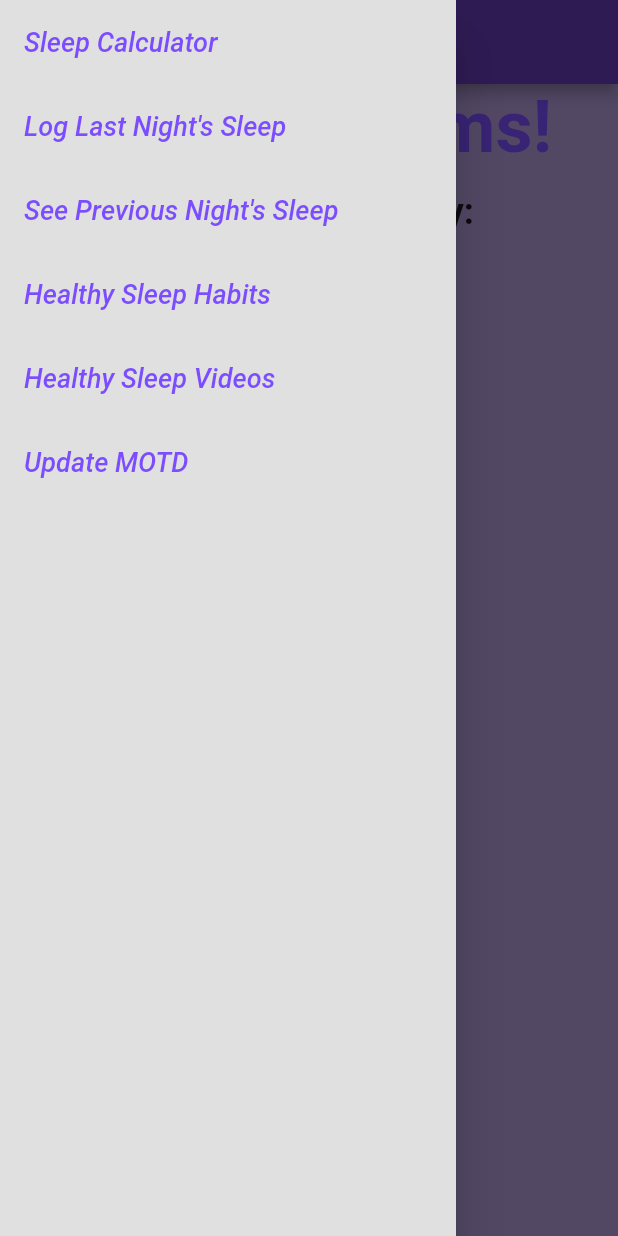
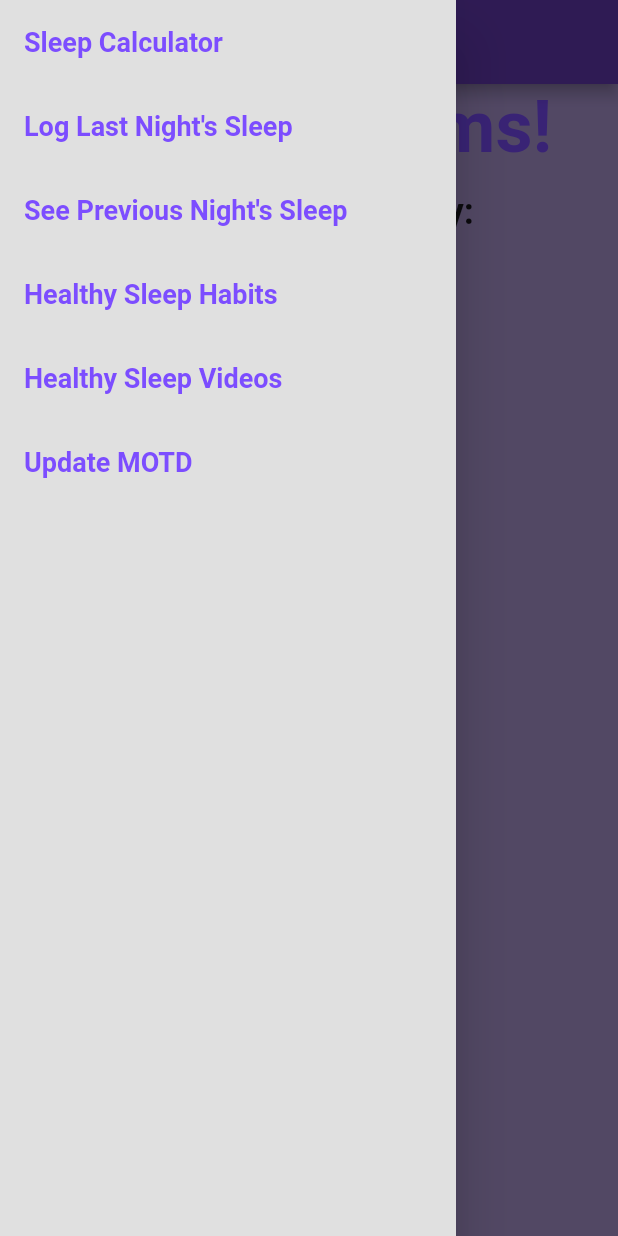
Before and after one commit to jakelang01/SweetDreams, a Flutter app: the screen it shows after launch, with the side drawer open, on a phone screen of 412 x 824 dp. Run offline on Flutter 3.47's test engine with Material 2 defaults, Android fonts, the phone set to English and light mode, and no system bars; our stand-ins replace cloud_firestore, firebase_core, flutter_rating_bar, shared_preferences, youtube_player_flutter; accounts and stored records are empty.

Commit message:
Home page UI tweaks

```diff
--- a/lib/main.dart
+++ b/lib/main.dart
@@ -44,7 +44,7 @@ class _MyHomePageState extends State<MyHomePage> {
       ),
       backgroundColor: Theme.of(context).backgroundColor,
       body: Center(
-          child: Column(
+          child: ListView(
             children: <Widget>[
               Text("Sweet Dreams!",
                 style: Theme
@@ -189,6 +189,11 @@ class MyApp extends StatelessWidget {
                     fontStyle: FontStyle.italic,
                     color: Colors.black45,
                   ),
+                  button: TextStyle(
+                    fontSize: 18.0,
+                    fontWeight: FontWeight.bold,
+                    color: Colors.deepPurpleAccent,
+                  ),
                 ),
               ),
               darkTheme: ThemeData(
@@ -196,7 +201,7 @@ class MyApp extends StatelessWidget {
                     primarySwatch: Colors.deepPurple
                 ),
                 backgroundColor: Colors.white10,
-                canvasColor: Colors.grey.shade300,
+                canvasColor: Colors.grey.shade900,
                 accentColor: Colors.deepPurpleAccent,
 
                 fontFamily: 'Roboto',
@@ -220,6 +225,11 @@ class MyApp extends StatelessWidget {
                     fontSize: 18.0,
                     fontStyle: FontStyle.italic,
                     color: Colors.white60,
+                  ),
+                  button: TextStyle(
+                    fontSize: 18.0,
+                    fontWeight: FontWeight.bold,
+                    color: Colors.deepPurpleAccent,
                   ),
                 ),
               ),
@@ -314,42 +324,51 @@ class HamburgerDir extends StatelessWidget {
     return Drawer(
       child: ListView(
         children: [
-          ListTile(title: Text('Sleep Calculator'), onTap: (){
+          ListTile(
+              title: Text('Sleep Calculator',
+              style: Theme.of(context).textTheme.button
+              ),
+              onTap: (){
             Navigator.of(context).push(
                 MaterialPageRoute(
                     builder: (BuildContext context) {
                       return SplashScreen();
                     }));
           }),
-          ListTile(title: Text('Log Last Night\'s Sleep'), onTap: (){
+          ListTile(title: Text('Log Last Night\'s Sleep', style: Theme.of(context).textTheme.button),
+              onTap: (){
             Navigator.of(context).push(
                 MaterialPageRoute(
                     builder: (BuildContext context) {
                       return InputScreen();
                     }));
           }),
-          ListTile(title: Text('See Previous Night\'s Sleep'), onTap: (){
+          ListTile(title: Text('See Previous Night\'s Sleep', style: Theme.of(context).textTheme.button),
+              onTap: (){
             Navigator.of(context).push(
                 MaterialPageRoute(
                     builder: (BuildContext context) {
                       return OutputScreen();
                     }));
           }),
-          ListTile(title: Text('Healthy Sleep Habits'), onTap: (){
+          ListTile(title: Text('Healthy Sleep Habits', style: Theme.of(context).textTheme.button),
+              onTap: (){
             Navigator.of(context).push(
                 MaterialPageRoute(
                     builder: (BuildContext context) {
                       return HealthyHabitsScreen();
                     }));
           }),
-          ListTile(title: Text('Healthy Sleep Videos'), onTap: (){
+          ListTile(title: Text('Healthy Sleep Videos', style: Theme.of(context).textTheme.button),
+              onTap: (){
             Navigator.of(context).push(
                 MaterialPageRoute(
                     builder: (BuildContext context) {
                       return SleepVideosPage(title: 'videos', key: Key("videos"));
                     }));
           }),
-          ListTile(title: Text('Update MOTD'), onTap: (){
+          ListTile(title: Text('Update MOTD', style: Theme.of(context).textTheme.button),
+              onTap: (){
             LoginBox(context);
           }),
         ],
```
